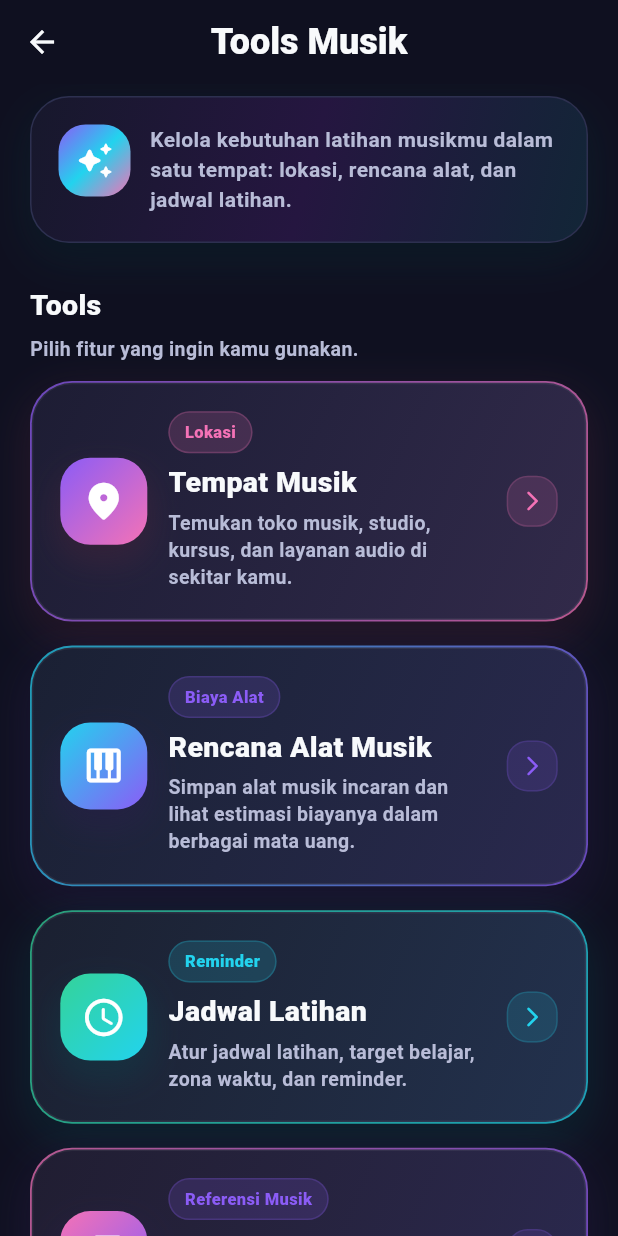
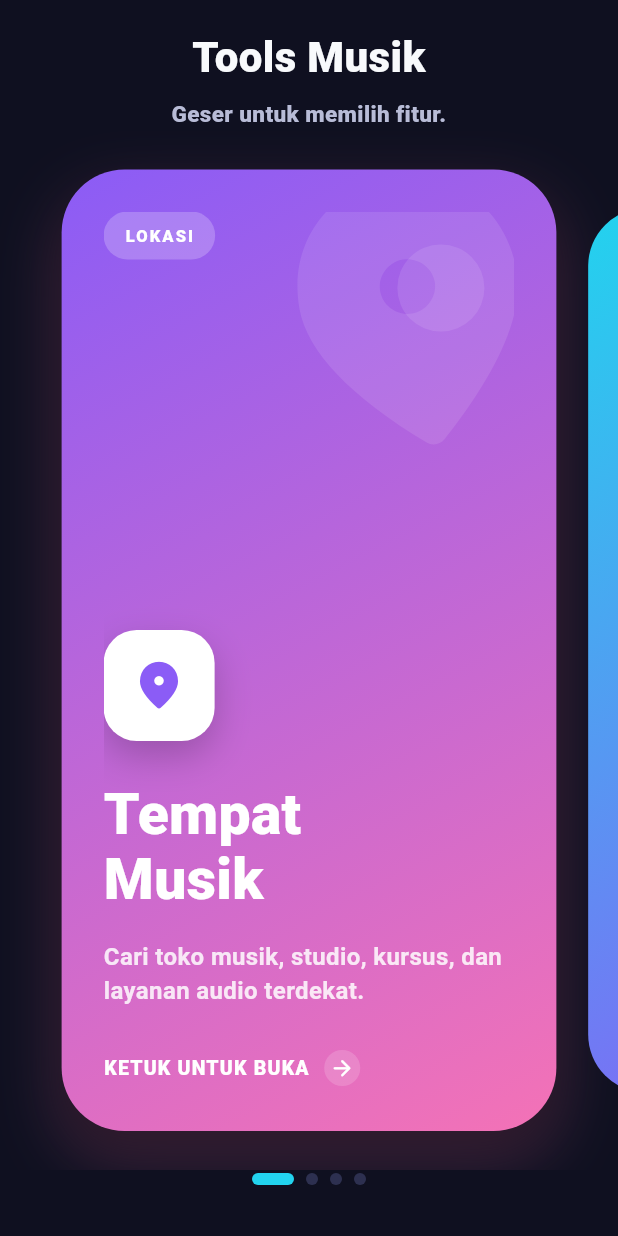
Before and after one commit to dafaarchlinux/pitch-perfect-final-project, a Flutter app: the ToolsScreen screen opened directly, on a phone screen of 412 x 824 dp. Run offline on Flutter 3.47's test engine with Material 3 defaults, Android fonts, the phone set to English and light mode, and no system bars; our stand-ins replace flutter_local_notifications, flutter_map, flutter_secure_storage, flutter_timezone, geocoding, geolocator and 9 more; missing offline and left inert: cryptography, flutter_pitch_detection, maps_launcher, noise_meter; accounts and stored records are empty.

Commit message:
Update tools_screen.dart

```diff
--- a/lib/features/tools/tools_screen.dart
+++ b/lib/features/tools/tools_screen.dart
@@ -1,12 +1,14 @@
 import 'package:flutter/material.dart';
 
-class ToolsScreen extends StatelessWidget {
+class ToolsScreen extends StatefulWidget {
   const ToolsScreen({super.key});
 
+  @override
+  State<ToolsScreen> createState() => _ToolsScreenState();
+}
+
+class _ToolsScreenState extends State<ToolsScreen> {
   static const Color _bgColor = Color(0xFF0F1020);
-  static const Color _surface = Color(0xFF1A1B2E);
-  static const Color _surfaceSoft = Color(0xFF232542);
-  static const Color _border = Color(0xFF2D3050);
   static const Color _textLight = Color(0xFFF8FAFC);
   static const Color _textSoft = Color(0xFFB8BCD7);
   static const Color _purple = Color(0xFF8B5CF6);
@@ -14,220 +16,99 @@ class ToolsScreen extends StatelessWidget {
   static const Color _pink = Color(0xFFF472B6);
   static const Color _green = Color(0xFF34D399);
 
-  List<BoxShadow> _softGlow(
-    Color color, {
-    double opacity = 0.16,
-    double blur = 24,
-    double y = 10,
-  }) {
+  final PageController _pageController = PageController(viewportFraction: 0.82);
+  int _currentIndex = 0;
+
+  final List<_ToolFlashCardData> _tools = const [
+    _ToolFlashCardData(
+      title: 'Tempat\nMusik',
+      subtitle: 'Cari toko musik, studio, kursus, dan layanan audio terdekat.',
+      badge: 'Lokasi',
+      icon: Icons.location_on_rounded,
+      backgroundIcon: Icons.location_on_rounded,
+      gradientColors: [_purple, _pink],
+      iconColor: _purple,
+      routeName: '/nearby',
+    ),
+    _ToolFlashCardData(
+      title: 'Rencana\nAlat',
+      subtitle: 'Simpan wishlist alat musik dan cek estimasi biayanya.',
+      badge: 'Biaya Alat',
+      icon: Icons.piano_rounded,
+      backgroundIcon: Icons.piano_rounded,
+      gradientColors: [_cyan, _purple],
+      iconColor: _cyan,
+      routeName: '/instrument-prices',
+    ),
+    _ToolFlashCardData(
+      title: 'Jadwal\nLatihan',
+      subtitle: 'Atur jadwal belajar, target latihan, zona waktu, dan reminder.',
+      badge: 'Reminder',
+      icon: Icons.calendar_month_rounded,
+      backgroundIcon: Icons.calendar_month_rounded,
+      gradientColors: [_green, _cyan],
+      iconColor: _green,
+      routeName: '/scheduler',
+    ),
+    _ToolFlashCardData(
+      title: 'Referensi\nMusik',
+      subtitle: 'Cari lagu untuk bahan latihan vokal dan instrumen.',
+      badge: 'Referensi',
+      icon: Icons.music_note_rounded,
+      backgroundIcon: Icons.music_note_rounded,
+      gradientColors: [_pink, _purple],
+      iconColor: _pink,
+      routeName: '/music-reference',
+    ),
+  ];
+
+  @override
+  void dispose() {
+    _pageController.dispose();
+    super.dispose();
+  }
+
+  List<BoxShadow> _softGlow(Color color) {
     return [
       BoxShadow(
-        color: color.withValues(alpha: opacity),
-        blurRadius: blur,
-        offset: Offset(0, y),
+        color: color.withOpacity(0.28),
+        blurRadius: 34,
+        offset: const Offset(0, 18),
       ),
       BoxShadow(
-        color: Colors.black.withValues(alpha: 0.30),
-        blurRadius: 18,
-        offset: const Offset(0, 10),
+        color: Colors.black.withOpacity(0.38),
+        blurRadius: 24,
+        offset: const Offset(0, 14),
       ),
     ];
   }
 
-  Widget _buildToolCard({
-    required BuildContext context,
-    required String title,
-    required String subtitle,
-    required String badge,
-    required IconData icon,
-    required List<Color> gradientColors,
-    required String routeName,
-  }) {
-    final glowColor = gradientColors.last;
+  void _openTool(_ToolFlashCardData item) {
+    Navigator.pushNamed(context, item.routeName);
+  }
 
-    return Padding(
-      padding: const EdgeInsets.only(bottom: 16),
-      child: InkWell(
-        onTap: () => Navigator.pushNamed(context, routeName),
-        borderRadius: BorderRadius.circular(28),
-        child: Ink(
-          padding: const EdgeInsets.all(1.2),
-          decoration: BoxDecoration(
-            gradient: LinearGradient(
-              colors: gradientColors
-                  .map((color) => color.withValues(alpha: 0.72))
-                  .toList(),
-              begin: Alignment.topLeft,
-              end: Alignment.bottomRight,
-            ),
-            borderRadius: BorderRadius.circular(28),
-            boxShadow: _softGlow(glowColor, opacity: 0.16, blur: 24, y: 10),
-          ),
-          child: Container(
-            padding: const EdgeInsets.all(18),
-            decoration: BoxDecoration(
-              gradient: LinearGradient(
-                colors: [
-                  _surface.withValues(alpha: 0.96),
-                  _surfaceSoft.withValues(alpha: 0.90),
-                ],
-                begin: Alignment.topLeft,
-                end: Alignment.bottomRight,
-              ),
-              borderRadius: BorderRadius.circular(27),
-              border: Border.all(color: Colors.white.withValues(alpha: 0.06)),
-            ),
-            child: Row(
-              crossAxisAlignment: CrossAxisAlignment.center,
+  Widget _buildHeader() {
+    return const Padding(
+      padding: EdgeInsets.only(top: 18),
+      child: Column(
         children: [
-                Container(
-                  width: 58,
-                  height: 58,
-                  decoration: BoxDecoration(
-                    gradient: LinearGradient(
-                      colors: gradientColors,
-                      begin: Alignment.topLeft,
-                      end: Alignment.bottomRight,
-                    ),
-                    borderRadius: BorderRadius.circular(20),
-                    boxShadow: _softGlow(glowColor, opacity: 0.18, blur: 18),
-                  ),
-                  child: Icon(icon, color: Colors.white, size: 30),
-                ),
-                const SizedBox(width: 14),
-                Expanded(
-                  child: Column(
-                    crossAxisAlignment: CrossAxisAlignment.start,
-                    children: [
-                      Container(
-                        padding: const EdgeInsets.symmetric(
-                          horizontal: 10,
-                          vertical: 5,
-                        ),
-                        decoration: BoxDecoration(
-                          color: glowColor.withValues(alpha: 0.16),
-                          borderRadius: BorderRadius.circular(999),
-                          border: Border.all(
-                            color: glowColor.withValues(alpha: 0.22),
-                          ),
-                        ),
-                        child: Text(
-                          badge,
-                          maxLines: 1,
-                          overflow: TextOverflow.ellipsis,
+          Text(
+            'Tools Musik',
+            textAlign: TextAlign.center,
             style: TextStyle(
-                            color: glowColor,
-                            fontSize: 11,
+              color: _textLight,
+              fontSize: 28,
               fontWeight: FontWeight.w900,
             ),
           ),
-                      ),
-                      const SizedBox(height: 9),
+          SizedBox(height: 6),
           Text(
-                        title,
-                        maxLines: 2,
-                        overflow: TextOverflow.ellipsis,
-                        style: const TextStyle(
-                          color: _textLight,
-                          fontSize: 19,
-                          fontWeight: FontWeight.w900,
-                          height: 1.15,
-                        ),
-                      ),
-                      const SizedBox(height: 7),
-                      Text(
-                        subtitle,
-                        maxLines: 3,
-                        overflow: TextOverflow.ellipsis,
-                        style: const TextStyle(
+            'Geser untuk memilih fitur.',
+            textAlign: TextAlign.center,
+            style: TextStyle(
               color: _textSoft,
-                          fontSize: 13,
-                          height: 1.35,
-                          fontWeight: FontWeight.w600,
-                        ),
-                      ),
-                    ],
-                  ),
-                ),
-                const SizedBox(width: 10),
-                Container(
-                  width: 34,
-                  height: 34,
-                  decoration: BoxDecoration(
-                    color: glowColor.withValues(alpha: 0.14),
-                    borderRadius: BorderRadius.circular(14),
-                    border: Border.all(
-                      color: glowColor.withValues(alpha: 0.18),
-                    ),
-                  ),
-                  child: Icon(
-                    Icons.arrow_forward_ios_rounded,
-                    color: glowColor,
-                    size: 16,
-                  ),
-                ),
-              ],
-            ),
-          ),
-        ),
-      ),
-    );
-  }
-
-  Widget _buildMiniInfo({
-    required IconData icon,
-    required String title,
-    required String subtitle,
-    required Color color,
-  }) {
-    return Container(
-      padding: const EdgeInsets.all(15),
-      decoration: BoxDecoration(
-        color: _surface.withValues(alpha: 0.92),
-        borderRadius: BorderRadius.circular(22),
-        border: Border.all(color: color.withValues(alpha: 0.18)),
-        boxShadow: _softGlow(color, opacity: 0.07, blur: 16, y: 7),
-      ),
-      child: Row(
-        children: [
-          Container(
-            width: 42,
-            height: 42,
-            decoration: BoxDecoration(
-              color: color.withValues(alpha: 0.13),
-              borderRadius: BorderRadius.circular(16),
-              border: Border.all(color: color.withValues(alpha: 0.16)),
-            ),
-            child: Icon(icon, color: color, size: 22),
-          ),
-          const SizedBox(width: 13),
-          Expanded(
-            child: Column(
-              crossAxisAlignment: CrossAxisAlignment.start,
-              children: [
-                Text(
-                  title,
-                  maxLines: 1,
-                  overflow: TextOverflow.ellipsis,
-                  style: const TextStyle(
-                    fontSize: 14,
-                    fontWeight: FontWeight.w900,
-                    color: _textLight,
-                  ),
-                ),
-                const SizedBox(height: 4),
-                Text(
-                  subtitle,
-                  maxLines: 2,
-                  overflow: TextOverflow.ellipsis,
-                  style: const TextStyle(
-                    fontSize: 12,
-                    color: _textSoft,
-                    height: 1.35,
-                    fontWeight: FontWeight.w600,
-                  ),
-                ),
-              ],
+              fontSize: 15,
+              fontWeight: FontWeight.w800,
             ),
           ),
         ],
@@ -235,81 +116,194 @@ class ToolsScreen extends StatelessWidget {
     );
   }
 
-  Widget _buildSectionHeader(String title, String subtitle) {
-    return Padding(
-      padding: const EdgeInsets.only(top: 10, bottom: 12),
-      child: Column(
+  Widget _buildCard(_ToolFlashCardData item, int index) {
+    final isActive = index == _currentIndex;
+
+    return AnimatedScale(
+      scale: isActive ? 1.0 : 0.92,
+      duration: const Duration(milliseconds: 240),
+      curve: Curves.easeOut,
+      child: InkWell(
+        onTap: () => _openTool(item),
+        borderRadius: BorderRadius.circular(42),
+        child: AnimatedContainer(
+          duration: const Duration(milliseconds: 240),
+          margin: const EdgeInsets.symmetric(horizontal: 4),
+          padding: const EdgeInsets.fromLTRB(28, 28, 28, 30),
+          decoration: BoxDecoration(
+            gradient: LinearGradient(
+              colors: item.gradientColors,
+              begin: Alignment.topLeft,
+              end: Alignment.bottomRight,
+            ),
+            borderRadius: BorderRadius.circular(42),
+            boxShadow: isActive ? _softGlow(item.gradientColors.last) : [],
+          ),
+          child: Stack(
+            children: [
+              Positioned(
+                right: -42,
+                top: -42,
+                child: Transform.rotate(
+                  angle: -0.18,
+                  child: Icon(
+                    item.backgroundIcon,
+                    size: 220,
+                    color: Colors.white.withOpacity(0.10),
+                  ),
+                ),
+              ),
+              Positioned(
+                right: 20,
+                top: 22,
+                child: Container(
+                  width: 58,
+                  height: 58,
+                  decoration: BoxDecoration(
+                    color: Colors.white.withOpacity(0.10),
+                    shape: BoxShape.circle,
+                  ),
+                ),
+              ),
+              Column(
                 crossAxisAlignment: CrossAxisAlignment.start,
                 children: [
-          Text(
-            title,
+                  Container(
+                    padding: const EdgeInsets.symmetric(
+                      horizontal: 14,
+                      vertical: 8,
+                    ),
+                    decoration: BoxDecoration(
+                      color: Colors.white.withOpacity(0.22),
+                      borderRadius: BorderRadius.circular(999),
+                    ),
+                    child: Text(
+                      item.badge.toUpperCase(),
                       style: const TextStyle(
-              fontSize: 19,
+                        color: Colors.white,
+                        fontSize: 11,
                         fontWeight: FontWeight.w900,
-              color: _textLight,
+                        letterSpacing: 1.4,
                       ),
                     ),
-          const SizedBox(height: 5),
+                  ),
+                  const Spacer(),
+                  Container(
+                    width: 74,
+                    height: 74,
+                    decoration: BoxDecoration(
+                      color: Colors.white,
+                      borderRadius: BorderRadius.circular(22),
+                      boxShadow: [
+                        BoxShadow(
+                          color: Colors.black.withOpacity(0.20),
+                          blurRadius: 20,
+                          offset: const Offset(0, 10),
+                        ),
+                      ],
+                    ),
+                    child: Icon(
+                      item.icon,
+                      color: item.iconColor,
+                      size: 38,
+                    ),
+                  ),
+                  const SizedBox(height: 28),
                   Text(
-            subtitle,
+                    item.title,
                     style: const TextStyle(
-              fontSize: 13,
-              color: _textSoft,
+                      color: Colors.white,
+                      fontSize: 38,
+                      height: 1.12,
+                      fontWeight: FontWeight.w900,
+                    ),
+                  ),
+                  const SizedBox(height: 18),
+                  Text(
+                    item.subtitle,
+                    maxLines: 3,
+                    overflow: TextOverflow.ellipsis,
+                    style: TextStyle(
+                      color: Colors.white.withOpacity(0.84),
+                      fontSize: 16,
                       height: 1.45,
                       fontWeight: FontWeight.w600,
                     ),
                   ),
+                  const SizedBox(height: 28),
+                  Row(
+                    children: [
+                      const Text(
+                        'KETUK UNTUK BUKA',
+                        style: TextStyle(
+                          color: Colors.white,
+                          fontSize: 13,
+                          fontWeight: FontWeight.w900,
+                          letterSpacing: 0.8,
+                        ),
+                      ),
+                      const SizedBox(width: 10),
+                      Container(
+                        width: 24,
+                        height: 24,
+                        decoration: BoxDecoration(
+                          color: Colors.white.withOpacity(0.16),
+                          shape: BoxShape.circle,
+                        ),
+                        child: const Icon(
+                          Icons.arrow_forward_rounded,
+                          color: Colors.white,
+                          size: 17,
+                        ),
+                      ),
                     ],
+                  ),
+                ],
+              ),
+            ],
+          ),
+        ),
       ),
     );
   }
 
-  Widget _buildIntroCard() {
-    return Container(
-      padding: const EdgeInsets.all(18),
+  Widget _buildCarousel() {
+    return Expanded(
+      child: PageView.builder(
+        controller: _pageController,
+        physics: const BouncingScrollPhysics(),
+        itemCount: _tools.length,
+        onPageChanged: (index) {
+          setState(() => _currentIndex = index);
+        },
+        itemBuilder: (context, index) {
+          return Padding(
+            padding: const EdgeInsets.symmetric(vertical: 26),
+            child: _buildCard(_tools[index], index),
+          );
+        },
+      ),
+    );
+  }
+
+  Widget _buildIndicators() {
+    return Padding(
+      padding: const EdgeInsets.only(bottom: 34, top: 2),
+      child: Row(
+        mainAxisAlignment: MainAxisAlignment.center,
+        children: List.generate(_tools.length, (index) {
+          final active = _currentIndex == index;
+          return AnimatedContainer(
+            duration: const Duration(milliseconds: 220),
+            margin: const EdgeInsets.symmetric(horizontal: 4),
+            width: active ? 28 : 8,
+            height: 8,
             decoration: BoxDecoration(
-        gradient: const LinearGradient(
-          colors: [Color(0xFF17182C), Color(0xFF251640), Color(0xFF122637)],
-          begin: Alignment.topLeft,
-          end: Alignment.bottomRight,
+              color: active ? _cyan : const Color(0xFF2D3050),
+              borderRadius: BorderRadius.circular(999),
             ),
-        borderRadius: BorderRadius.circular(26),
-        border: Border.all(color: _border),
-        boxShadow: _softGlow(_cyan, opacity: 0.10, blur: 22),
-      ),
-      child: Row(
-        crossAxisAlignment: CrossAxisAlignment.start,
-        children: [
-          Container(
-            width: 48,
-            height: 48,
-            decoration: BoxDecoration(
-              gradient: const LinearGradient(
-                colors: [_purple, _cyan, _pink],
-                begin: Alignment.topLeft,
-                end: Alignment.bottomRight,
-              ),
-              borderRadius: BorderRadius.circular(18),
-            ),
-            child: const Icon(
-              Icons.auto_awesome_rounded,
-              color: Colors.white,
-              size: 26,
-            ),
-          ),
-          const SizedBox(width: 13),
-          const Expanded(
-            child: Text(
-              'Kelola kebutuhan latihan musikmu dalam satu tempat: lokasi, rencana alat, dan jadwal latihan.',
-              style: TextStyle(
-                fontSize: 14,
-                color: _textSoft,
-                height: 1.45,
-                fontWeight: FontWeight.w700,
-              ),
-            ),
-          ),
-        ],
+          );
+        }),
       ),
     );
   }
@@ -318,92 +312,37 @@ class ToolsScreen extends StatelessWidget {
   Widget build(BuildContext context) {
     return Scaffold(
       backgroundColor: _bgColor,
-      appBar: AppBar(
-        backgroundColor: _bgColor,
-        elevation: 0,
-        centerTitle: true,
-        title: const Text(
-          'Tools Musik',
-          style: TextStyle(
-            color: _textLight,
-            fontWeight: FontWeight.w900,
-            fontSize: 24,
-          ),
-        ),
-        iconTheme: const IconThemeData(color: _textLight),
-      ),
       body: SafeArea(
-        child: ListView(
-          padding: const EdgeInsets.fromLTRB(20, 8, 20, 112),
+        child: Column(
           children: [
-            _buildIntroCard(),
-            const SizedBox(height: 18),
-            _buildSectionHeader(
-              'Tools',
-              'Pilih fitur yang ingin kamu gunakan.',
-            ),
-            _buildToolCard(
-              context: context,
-              title: 'Tempat Musik',
-              subtitle:
-                  'Temukan toko musik, studio, kursus, dan layanan audio di sekitar kamu.',
-              badge: 'Lokasi',
-              icon: Icons.location_on_rounded,
-              gradientColors: const [_purple, _pink],
-              routeName: '/nearby',
-            ),
-            _buildToolCard(
-              context: context,
-              title: 'Rencana Alat Musik',
-              subtitle:
-                  'Simpan alat musik incaran dan lihat estimasi biayanya dalam berbagai mata uang.',
-              badge: 'Biaya Alat',
-              icon: Icons.piano_rounded,
-              gradientColors: const [_cyan, _purple],
-              routeName: '/instrument-prices',
-            ),
-            _buildToolCard(
-              context: context,
-              title: 'Jadwal Latihan',
-              subtitle:
-                  'Atur jadwal latihan, target belajar, zona waktu, dan reminder.',
-              badge: 'Reminder',
-              icon: Icons.schedule_rounded,
-              gradientColors: const [_green, _cyan],
-              routeName: '/scheduler',
-            ),
-            _buildToolCard(
-              context: context,
-              title: 'Referensi Musik',
-              subtitle:
-                  'Cari lagu sebagai bahan latihan vokal, gitar, piano, dan ear training.',
-              badge: 'Referensi Musik',
-              icon: Icons.library_music_rounded,
-              gradientColors: const [_pink, _purple],
-              routeName: '/music-reference',
-            ),
-            _buildSectionHeader(
-              'Pendukung',
-              'Fitur tambahan untuk membuat latihan lebih terarah.',
-            ),
-            _buildMiniInfo(
-              icon: Icons.currency_exchange_rounded,
-              title: 'Biaya Alat',
-              subtitle:
-                  'Lihat estimasi harga alat musik dengan konversi mata uang.',
-              color: _purple,
-            ),
-            const SizedBox(height: 12),
-            _buildMiniInfo(
-              icon: Icons.schedule_rounded,
-              title: 'Pengingat Latihan',
-              subtitle:
-                  'Simpan jadwal latihan dan aktifkan notifikasi pengingat.',
-              color: _green,
-            ),
+            _buildHeader(),
+            _buildCarousel(),
+            _buildIndicators(),
           ],
         ),
       ),
     );
   }
 }
+
+class _ToolFlashCardData {
+  final String title;
+  final String subtitle;
+  final String badge;
+  final IconData icon;
+  final IconData backgroundIcon;
+  final List<Color> gradientColors;
+  final Color iconColor;
+  final String routeName;
+
+  const _ToolFlashCardData({
+    required this.title,
+    required this.subtitle,
+    required this.badge,
+    required this.icon,
+    required this.backgroundIcon,
+    required this.gradientColors,
+    required this.iconColor,
+    required this.routeName,
+  });
+}
```
Lines whose indentation alone changed are shown as unchanged.
